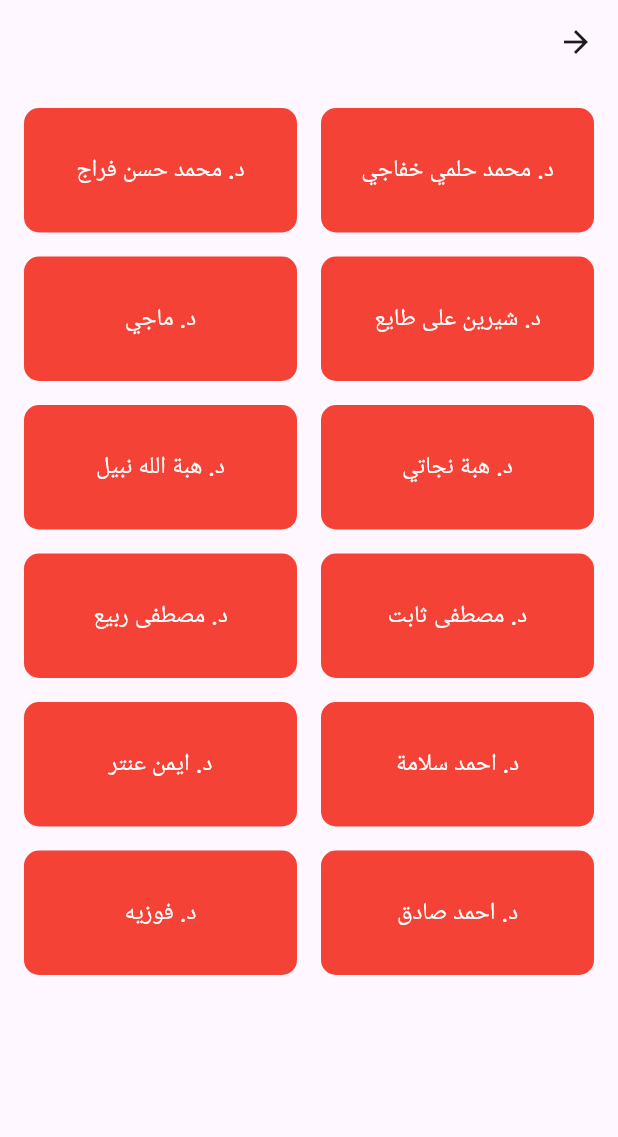
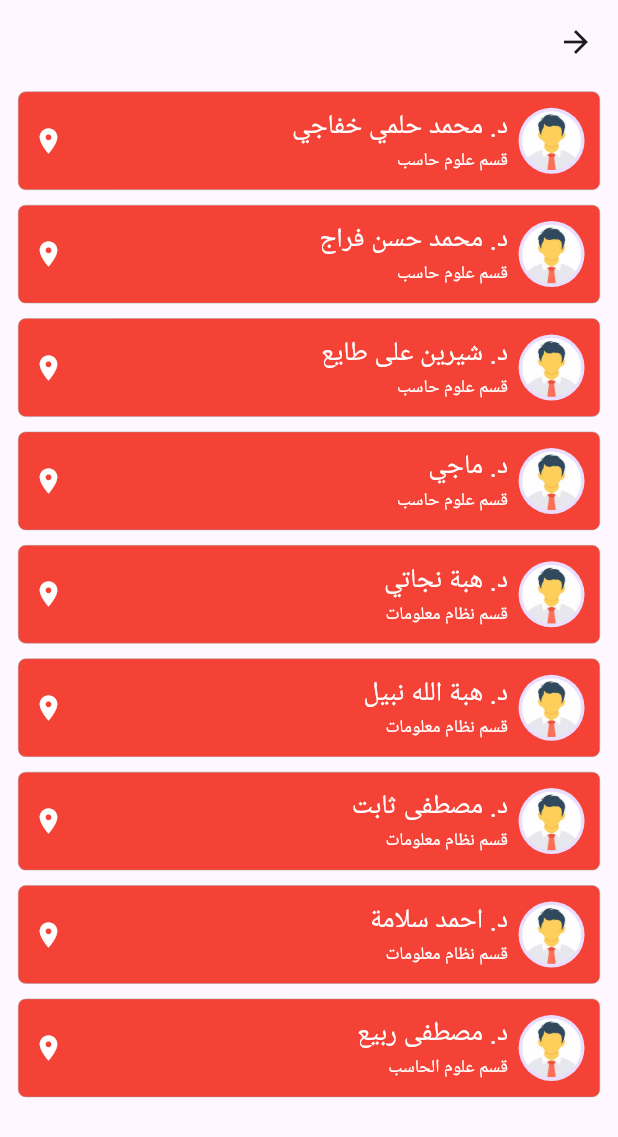
Before and after one commit to ka1395/FciMap, a Flutter app: the Details screen opened directly with empty values, on a phone screen of 412 x 824 dp. Shown: the top 1137 px of the screen. Run offline on Flutter 3.47's test engine with Material 3 defaults, Android fonts, the phone set to English and light mode, and no system bars.

Commit message:
handle path screen

```diff
--- a/lib/screens/details.dart
+++ b/lib/screens/details.dart
@@ -1,8 +1,6 @@
+import 'dart:convert';
+
 import 'package:flutter/material.dart';
-
-import 'offices.dart';
-import 'path.dart';
-import 'splash.dart';
 
 class Details extends StatefulWidget {
   const Details({super.key, required this.title});
@@ -12,6 +10,45 @@ class Details extends StatefulWidget {
 }
 
 class _DetailsState extends State<Details> {
+  List<Data> data = [
+    Data(
+        name: 'د. محمد حلمي خفاجي',
+        pathImage: "assets/images/person.png",
+        depart: "علوم حاسب"),
+    Data(
+        name: 'د. محمد حسن فراج',
+        pathImage: "assets/images/person.png",
+        depart: "علوم حاسب"),
+    Data(
+        name: 'د. شيرين على طايع',
+        pathImage: "assets/images/person.png",
+        depart: "علوم حاسب"),
+    Data(
+        name: 'د. ماجي',
+        pathImage: "assets/images/person.png",
+        depart: "علوم حاسب"),
+    Data(
+        name: 'د. هبة نجاتي',
+        pathImage: "assets/images/person.png",
+        depart: "نظام معلومات"),
+    Data(
+        name: 'د. هبة الله نبيل',
+        pathImage: "assets/images/person.png",
+        depart: "نظام معلومات"),
+    Data(
+        name: 'د. مصطفى ثابت',
+        pathImage: "assets/images/person.png",
+        depart: "نظام معلومات"),
+    Data(
+        name: 'د. احمد سلامة',
+        pathImage: "assets/images/person.png",
+        depart: "نظام معلومات"),
+    Data(
+        name: 'د. مصطفى ربيع',
+        pathImage: "assets/images/person.png",
+        depart: 'علوم الحاسب'),
+  ];
+
   @override
   Widget build(BuildContext context) {
     return Scaffold(
@@ -19,75 +56,169 @@ class _DetailsState extends State<Details> {
         centerTitle: true,
         title: Text(
           widget.title,
-          style:const  TextStyle(
-            fontSize: 24,
+          style: const TextStyle(
+            fontSize: 18,
           ),
         ),
       ),
-      body: GridView.count(
-        crossAxisCount: 2, // عدد الأعمدة
-        childAspectRatio: 2, // نسبة العرض إلى الارتفاع لكل بطاقة
-        padding: EdgeInsets.all(8.0),
-        children: <Widget>[
-          _buildGridItem('د. محمد حلمي خفاجي'),
-          _buildGridItem('د. محمد حسن فراج'),
-          _buildGridItem('د. شيرين على طايع'),
-          _buildGridItem('د. ماجي'),
-          _buildGridItem('د. هبة نجاتي'),
-          _buildGridItem('د. هبة الله نبيل'),
-          _buildGridItem('د. مصطفى ثابت'),
-          _buildGridItem('د. مصطفى ربيع'),
-          _buildGridItem('د. احمد سلامة'),
-          _buildGridItem('د. ايمن عنتر'),
-          _buildGridItem('د. احمد صادق'),
-          _buildGridItem('د. فوزيه'),
-        ],
+      body: ListView.builder(
+        itemCount: data.length,
+        itemBuilder: (context, index) {
+          return CardDetails(
+            name: data[index].name!,
+            depart: data[index].depart!,
+            pahtImage: data[index].pathImage!,
+            onTap: () {},
+          );
+        },
       ),
     );
   }
+}
 
-  Widget _buildGridItem(String title) {
+class CardDetails extends StatelessWidget {
+  const CardDetails(
+      {super.key,
+      required this.name,
+      required this.pahtImage,
+      required this.depart,
+      this.onTap});
+  final String name;
+  final String pahtImage;
+  final String depart;
+  final void Function()? onTap;
+  @override
+  Widget build(BuildContext context) {
     return Container(
-      margin: EdgeInsets.all(8),
+      width: MediaQuery.sizeOf(context).width,
+      margin:
+          const EdgeInsetsDirectional.symmetric(horizontal: 12, vertical: 5),
+      padding: const EdgeInsets.all(10),
       decoration: BoxDecoration(
+        border: Border.all(
+          color: Colors.grey,
+          width: .3,
+        ),
         color: Colors.red,
-        borderRadius: BorderRadius.circular(10),
+        borderRadius: BorderRadius.circular(5),
       ),
-      child: MaterialButton(
-        onPressed: () {
-          if (title == 'د. فوزيه') {
-            var router = new MaterialPageRoute(
-              builder: (BuildContext context) => SplashScreen(),
-            );
-            //can back for previos page
-            Navigator.of(context).push(router);
-          }
-          if (title == 'د. احمد صادق') {
-            var router = new MaterialPageRoute(
-              builder: (BuildContext context) => Offices(),
-            );
-            //can back for previos page
-            Navigator.of(context).push(router);
-          }
-          if (title == 'د. محمد حلمي خفاجي') {
-            var router = new MaterialPageRoute(
-              builder: (BuildContext context) => PathScreen(),
-            );
-            //can back for previos page
-            Navigator.of(context).push(router);
-          }
-        },
-        child: Center(
-          child: Text(
-            title,
-            textAlign: TextAlign.center,
-            style: TextStyle(
-              color: Colors.white,
-              fontSize: 16,
-            ),
+      child: InkWell(
+        onTap: onTap,
+        child: LayoutBuilder(
+          builder: (context, constraints) => Row(
+            mainAxisAlignment: MainAxisAlignment.spaceBetween,
+            children: [
+              Row(
+                children: [
+                  CircleAvatar(
+                    backgroundImage: AssetImage(pahtImage),
+                    radius: 22,
+                  ),
+                  const SizedBox(
+                    width: 7,
+                  ),
+                  SizedBox(
+                    width: constraints.maxWidth * .65,
+                    child: Column(
+                      crossAxisAlignment: CrossAxisAlignment.start,
+                      children: [
+                        Text(
+                          name,
+                          style: const TextStyle(
+                              fontSize: 18, color: Colors.white),
+                        ),
+                        Text(
+                          "قسم $depart",
+                          style: const TextStyle(
+                              fontSize: 12, color: Colors.white),
+                        ),
+                      ],
+                    ),
+                  ),
+                ],
+              ),
+              const Icon(
+                Icons.location_on,
+                color: Colors.white,
+                size: 20,
+              )
+            ],
           ),
         ),
       ),
     );
   }
 }
+
+class Data {
+  final String? name;
+  final String? pathImage;
+  final String? depart;
+
+  Data({this.name, this.pathImage, this.depart});
+}
+// GridView.count(
+//         crossAxisCount: 2, // عدد الأعمدة
+//         childAspectRatio: 2, // نسبة العرض إلى الارتفاع لكل بطاقة
+//         padding: EdgeInsets.all(8.0),
+//         children: <Widget>[
+//           _buildGridItem('د. محمد حلمي خفاجي'),
+//           _buildGridItem('د. محمد حسن فراج'),
+//           _buildGridItem('د. شيرين على طايع'),
+//           _buildGridItem('د. ماجي'),
+//           _buildGridItem('د. هبة نجاتي'),
+//           _buildGridItem('د. هبة الله نبيل'),
+//           _buildGridItem('د. مصطفى ثابت'),
+//           _buildGridItem('د. مصطفى ربيع'),
+//           _buildGridItem('د. احمد سلامة'),
+//           _buildGridItem('د. ايمن عنتر'),
+//           _buildGridItem('د. احمد صادق'),
+//           _buildGridItem('د. فوزيه'),
+//         ],
+//       ),
+
+
+  // Widget _buildGridItem(String title) {
+  //   return Container(
+  //     margin: EdgeInsets.all(8),
+  //     decoration: BoxDecoration(
+  //       color: Colors.red,
+  //       borderRadius: BorderRadius.circular(10),
+  //     ),
+  //     child: MaterialButton(
+  //       onPressed: () {
+  //         if (title == 'د. فوزيه') {
+  //           var router = new MaterialPageRoute(
+  //             builder: (BuildContext context) => SplashScreen(),
+  //           );
+  //           //can back for previos page
+  //           Navigator.of(context).push(router);
+  //         }
+  //         if (title == 'د. احمد صادق') {
+  //           var router = new MaterialPageRoute(
+  //             builder: (BuildContext context) => Offices(),
+  //           );
+  //           //can back for previos page
+  //           Navigator.of(context).push(router);
+  //         }
+  //         if (title == 'د. محمد حلمي خفاجي') {
+  //           var router = new MaterialPageRoute(
+  //             builder: (BuildContext context) => PathScreen(),
+  //           );
+  //           //can back for previos page
+  //           Navigator.of(context).push(router);
+  //         }
+  //       },
+  //       child: Center(
+  //         child: Text(
+  //           title,
+  //           textAlign: TextAlign.center,
+  //           style: TextStyle(
+  //             color: Colors.white,
+  //             fontSize: 16,
+  //           ),
+  //         ),
+  //       ),
+  //     ),
+  //   );
+  // }
```
Also changed, not shown: lib/screens/offices.dart (+25 -10 lines), lib/screens/path.dart (+12 -48 lines), assets/images/person.png (added).
